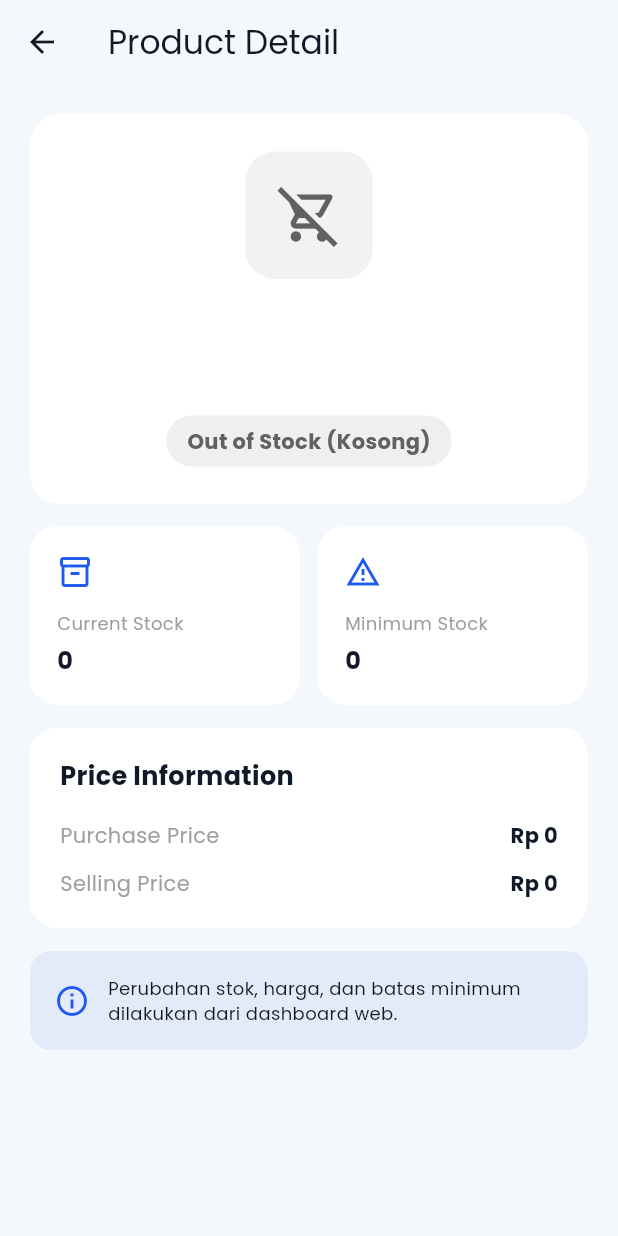
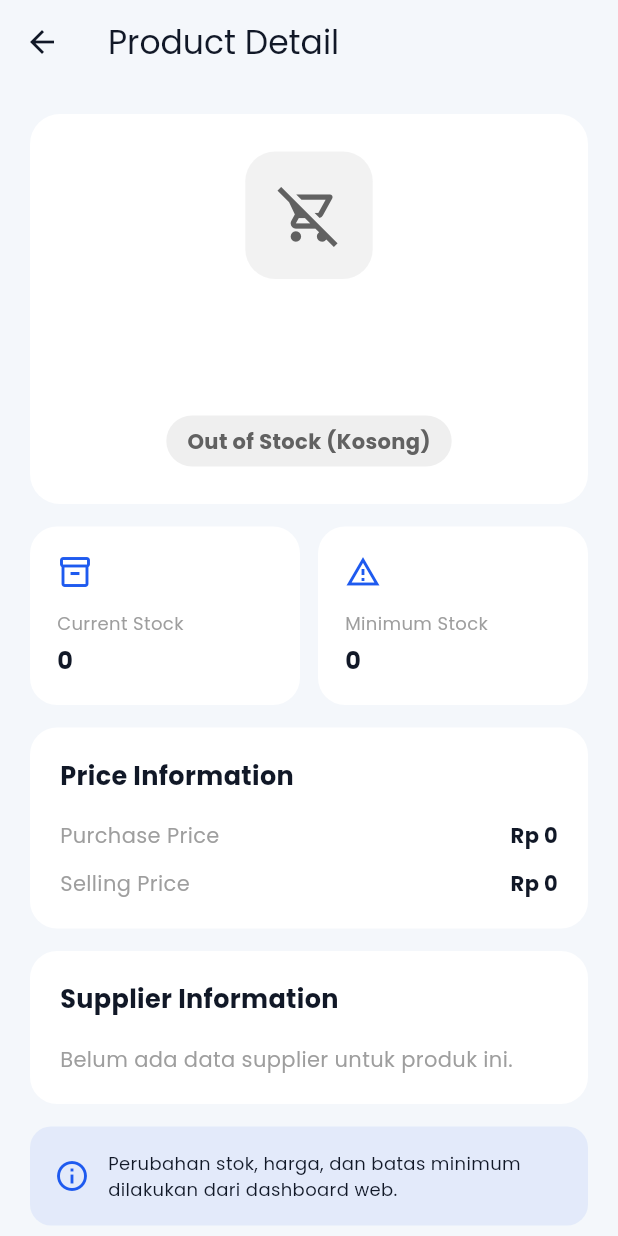
Before and after one commit to MNawfal24/ProjectBasedLearning_MyVentory, a Flutter app: the ProductDetailPage screen opened directly with empty values, on a phone screen of 412 x 824 dp. Run offline on Flutter 3.47's test engine with Material 3 defaults, Android fonts, the phone set to English and light mode, and no system bars; our stand-ins replace dio, flutter_secure_storage, google_fonts; accounts and stored records are empty; network calls fail.

Commit message:
feat: add supplier information to product model and UI

```diff
--- a/Mobile/lib/features/product/data/product_remote_datasource.dart
+++ b/Mobile/lib/features/product/data/product_remote_datasource.dart
@@ -101,6 +101,8 @@ class ProductRemoteDataSource {
       isActive: json['is_active'] == true,
       stockId: json['stock_id']?.toString(),
       outletId: json['outlet_id']?.toString(),
+      supplierName: json['supplier_name']?.toString(),
+      supplierPhone: json['supplier_phone']?.toString(),
     );
   }
 
@@ -112,6 +114,8 @@ class ProductRemoteDataSource {
       'unit': product.unit,
       'sell_price': product.sellPrice,
       'buy_price': product.buyPrice,
+      'supplier_name': product.supplierName,
+      'supplier_phone': product.supplierPhone,
       'is_active': product.isActive,
       'outlet_id': product.outletId,
       'stock': product.stock,
@@ -127,6 +131,8 @@ class ProductRemoteDataSource {
       'unit': product.unit,
       'sell_price': product.sellPrice,
       'buy_price': product.buyPrice,
+      'supplier_name': product.supplierName,
+      'supplier_phone': product.supplierPhone,
       'is_active': product.isActive,
       'outlet_id': product.outletId,
       'min_stock': product.minStock,
--- a/Mobile/lib/features/product/domain/entities/product.dart
+++ b/Mobile/lib/features/product/domain/entities/product.dart
@@ -11,6 +11,8 @@ class Product {
   final bool isActive;
   final String? stockId;
   final String? outletId;
+  final String? supplierName;
+  final String? supplierPhone;
 
   Product({
     required this.id,
@@ -25,9 +27,30 @@ class Product {
     this.isActive = false,
     this.stockId,
     this.outletId,
+    this.supplierName,
+    this.supplierPhone,
   });
 
   bool get isLowStock => stock <= minStock;
+
+  bool get hasSupplier =>
+      (supplierName?.trim().isNotEmpty ?? false) ||
+      (supplierPhone?.trim().isNotEmpty ?? false);
+
+  String? get supplierWhatsappNumber {
+    final digits = (supplierPhone ?? '').replaceAll(RegExp(r'\D'), '');
+    if (digits.isEmpty) return null;
+    if (digits.startsWith('62')) return digits;
+    if (digits.startsWith('0')) return '62${digits.substring(1)}';
+    if (digits.startsWith('8')) return '62$digits';
+    return digits;
+  }
+
+  Uri? get supplierWhatsappUri {
+    final number = supplierWhatsappNumber;
+    if (number == null) return null;
+    return Uri.parse('https://wa.me/$number');
+  }
 
   Product copyWith({
     String? id,
@@ -42,6 +65,8 @@ class Product {
     bool? isActive,
     String? stockId,
     String? outletId,
+    String? supplierName,
+    String? supplierPhone,
   }) {
     return Product(
       id: id ?? this.id,
@@ -56,6 +81,8 @@ class Product {
       isActive: isActive ?? this.isActive,
       stockId: stockId ?? this.stockId,
       outletId: outletId ?? this.outletId,
+      supplierName: supplierName ?? this.supplierName,
+      supplierPhone: supplierPhone ?? this.supplierPhone,
     );
   }
 
@@ -70,5 +97,7 @@ class Product {
         'sku': sku,
         'stock_id': stockId,
         'outlet_id': outletId,
+        'supplier_name': supplierName,
+        'supplier_phone': supplierPhone,
       };
 }
--- a/Mobile/lib/features/product/presentation/pages/product_detail_page.dart
+++ b/Mobile/lib/features/product/presentation/pages/product_detail_page.dart
@@ -1,4 +1,5 @@
 import 'package:flutter/material.dart';
+import 'package:url_launcher/url_launcher.dart';
 
 import 'package:myventory/data/mock_data.dart';
 import 'package:myventory/features/product/domain/entities/product.dart';
@@ -95,6 +96,8 @@ class _ProductDetailPageState extends State<ProductDetailPage> {
             const SizedBox(height: 15),
             _buildPriceCard(product),
             const SizedBox(height: 15),
+            _buildSupplierCard(product),
+            const SizedBox(height: 15),
             Container(
               width: double.infinity,
               padding: const EdgeInsets.all(16),
@@ -172,6 +175,81 @@ class _ProductDetailPageState extends State<ProductDetailPage> {
               style: TextStyle(color: stockColor, fontWeight: FontWeight.bold),
             ),
           ),
+        ],
+      ),
+    );
+  }
+
+  Future<void> _openWhatsapp(Product product) async {
+    final uri = product.supplierWhatsappUri;
+    final messenger = ScaffoldMessenger.of(context);
+    if (uri == null) return;
+    final opened = await launchUrl(uri, mode: LaunchMode.externalApplication)
+        .catchError((_) => false);
+    if (!opened) {
+      messenger.showSnackBar(
+        const SnackBar(content: Text('Tidak dapat membuka WhatsApp.')),
+      );
+    }
+  }
+
+  Widget _buildSupplierCard(Product product) {
+    final hasPhone = product.supplierWhatsappUri != null;
+    final name = product.supplierName?.trim() ?? '';
+
+    return Container(
+      width: double.infinity,
+      padding: const EdgeInsets.all(20),
+      decoration: BoxDecoration(
+        color: Colors.white,
+        borderRadius: BorderRadius.circular(18),
+      ),
+      child: Column(
+        crossAxisAlignment: CrossAxisAlignment.start,
+        children: [
+          const Text(
+            'Supplier Information',
+            style: TextStyle(fontSize: 17, fontWeight: FontWeight.bold),
+          ),
+          const SizedBox(height: 18),
+          if (!product.hasSupplier)
+            const Text(
+              'Belum ada data supplier untuk produk ini.',
+              style: TextStyle(color: Colors.grey),
+            )
+          else ...[
+            _PriceRow(
+              label: 'Supplier',
+              value: name.isEmpty ? '-' : name,
+            ),
+            const SizedBox(height: 12),
+            _PriceRow(
+              label: 'WhatsApp',
+              value: hasPhone ? '+${product.supplierWhatsappNumber}' : '-',
+            ),
+            if (hasPhone) ...[
+              const SizedBox(height: 16),
+              SizedBox(
+                width: double.infinity,
+                height: 46,
+                child: OutlinedButton.icon(
+                  style: OutlinedButton.styleFrom(
+                    foregroundColor: AppTheme.secondary,
+                    side: const BorderSide(color: AppTheme.secondary),
+                    shape: RoundedRectangleBorder(
+                      borderRadius: BorderRadius.circular(14),
+                    ),
+                  ),
+                  onPressed: () => _openWhatsapp(product),
+                  icon: const Icon(Icons.chat_outlined),
+                  label: Text(
+                    'Hubungi via WhatsApp (wa.me/${product.supplierWhatsappNumber})',
+                    overflow: TextOverflow.ellipsis,
+                  ),
+                ),
+              ),
+            ],
+          ],
         ],
       ),
     );
--- a/Mobile/lib/pages/products/products_page.dart
+++ b/Mobile/lib/pages/products/products_page.dart
@@ -84,7 +84,7 @@ class _ProductsPageState extends State<ProductsPage> {
             child: Scaffold(
               backgroundColor: Colors.transparent,
               body: Padding(
-                padding: const EdgeInsets.fromLTRB(20, 20, 20, 90),
+                padding: const EdgeInsets.fromLTRB(20, 20, 20, 5),
                 child: Column(
                   crossAxisAlignment: CrossAxisAlignment.start,
                   children: [
@@ -168,6 +168,7 @@ class _ProductsPageState extends State<ProductsPage> {
                               ),
                             )
                           : ListView.separated(
+                              padding: const EdgeInsets.only(bottom: 20),
                               itemCount: filteredProducts.length,
                               separatorBuilder: (a, b) => const SizedBox(height: 10),
                               itemBuilder: (context, index) {
--- a/Mobile/pubspec.yaml
+++ b/Mobile/pubspec.yaml
@@ -37,6 +37,7 @@ dependencies:
   google_fonts: ^8.0.0
   dio: ^5.7.0
   flutter_secure_storage: ^9.2.4
+  url_launcher: ^6.3.1
 
 dev_dependencies:
   flutter_test:
```
Also changed, not shown: Mobile/lib/features/product/presentation/pages/product_form_page.dart (+57 -0 lines), Mobile/pubspec.lock, 8 other files.
